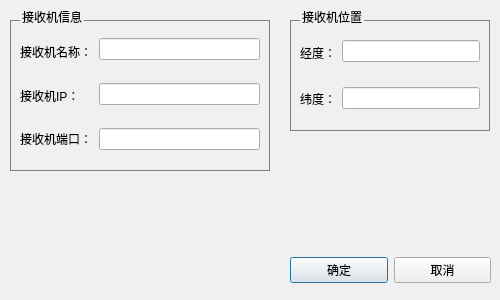
yanghang8612/SMAMMainUI, file dialog/modify_receiver_dialog.ui: the form before one commit.
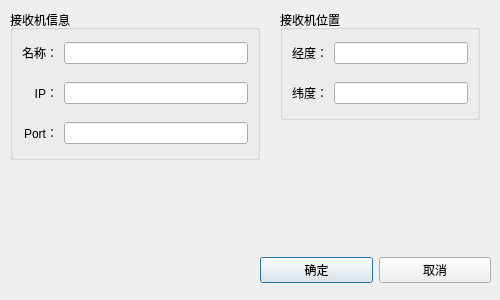
The form after the commit.

Commit message: When user edit the config xml file, system will check their inputs. Add some other elements to the main monitor widget.

Diff of the .ui file:
```diff
--- a/dialog/modify_receiver_dialog.ui
+++ b/dialog/modify_receiver_dialog.ui
@@ -13,84 +13,50 @@
     <height>300</height>
    </rect>
   </property>
-  <property name="windowTitle">
-   <string>Dialog</string>
-  </property>
-  <property name="styleSheet">
-   <string notr="true">QDialog {
-  background-color: rgb(240,240,240);
-}
-* {
-  font: 12px;
-}</string>
-  </property>
   <widget class="QGroupBox" name="groupBox">
    <property name="geometry">
     <rect>
-     <x>290</x>
+     <x>280</x>
      <y>10</y>
      <width>200</width>
-     <height>121</height>
+     <height>110</height>
     </rect>
    </property>
-   <property name="styleSheet">
-    <string notr="true">QGroupBox {
-  border: 1px solid gray;
-  margin-top: 10px;
-}
-QGroupBox::title {
-  top: -10px;
-  left: 10px;
-}</string>
-   </property>
    <property name="title">
     <string>接收机位置</string>
    </property>
-   <layout class="QHBoxLayout" name="horizontalLayout_2">
-    <item>
-     <layout class="QVBoxLayout" name="verticalLayout_4">
-      <property name="spacing">
+   <layout class="QGridLayout" name="gridLayout">
+    <property name="topMargin">
        <number>0</number>
       </property>
-      <item>
+    <property name="bottomMargin">
+     <number>0</number>
+    </property>
+    <item row="0" column="0">
        <widget class="QLabel" name="label_4">
         <property name="text">
          <string>经度：</string>
         </property>
-       </widget>
-      </item>
-      <item>
+      <property name="alignment">
+       <set>Qt::AlignRight|Qt::AlignTrailing|Qt::AlignVCenter</set>
+      </property>
+     </widget>
+    </item>
+    <item row="0" column="1">
+     <widget class="QLineEdit" name="receiverLongitudeEdit"/>
+    </item>
+    <item row="1" column="0">
        <widget class="QLabel" name="label_5">
         <property name="text">
          <string>纬度：</string>
         </property>
-       </widget>
-      </item>
-     </layout>
-    </item>
-    <item>
-     <layout class="QVBoxLayout" name="verticalLayout_6">
-      <property name="spacing">
-       <number>15</number>
+      <property name="alignment">
+       <set>Qt::AlignRight|Qt::AlignTrailing|Qt::AlignVCenter</set>
       </property>
-      <property name="topMargin">
-       <number>0</number>
-      </property>
-      <item>
-       <widget class="QLineEdit" name="receiverLongitudeEdit">
-        <property name="cursor">
-         <cursorShape>ArrowCursor</cursorShape>
-        </property>
-       </widget>
-      </item>
-      <item>
-       <widget class="QLineEdit" name="receiverLatitudeEdit">
-        <property name="cursor">
-         <cursorShape>ArrowCursor</cursorShape>
-        </property>
-       </widget>
-      </item>
-     </layout>
+     </widget>
+    </item>
+    <item row="1" column="1">
+     <widget class="QLineEdit" name="receiverLatitudeEdit"/>
     </item>
    </layout>
   </widget>
@@ -99,91 +65,67 @@
     <rect>
      <x>10</x>
      <y>10</y>
-     <width>260</width>
-     <height>161</height>
+     <width>250</width>
+     <height>150</height>
     </rect>
    </property>
-   <property name="styleSheet">
-    <string notr="true">QGroupBox {
-  border: 1px solid gray;
-  margin-top: 10px;
-}
-QGroupBox::title {
-  top: -10px;
-  left: 10px;
-}</string>
-   </property>
    <property name="title">
     <string>接收机信息</string>
    </property>
-   <layout class="QHBoxLayout" name="horizontalLayout_3">
-    <item>
-     <layout class="QVBoxLayout" name="verticalLayout">
-      <property name="spacing">
+   <layout class="QGridLayout" name="gridLayout_2">
+    <property name="topMargin">
        <number>0</number>
       </property>
-      <item>
+    <property name="bottomMargin">
+     <number>0</number>
+    </property>
+    <item row="0" column="0">
        <widget class="QLabel" name="label">
         <property name="text">
-         <string>接收机名称：</string>
+       <string>名称：</string>
+      </property>
+      <property name="alignment">
+       <set>Qt::AlignRight|Qt::AlignTrailing|Qt::AlignVCenter</set>
         </property>
        </widget>
       </item>
-      <item>
+    <item row="0" column="1">
+     <widget class="QLineEdit" name="receiverNameEdit"/>
+    </item>
+    <item row="1" column="0">
        <widget class="QLabel" name="label_2">
         <property name="text">
-         <string>接收机IP：    </string>
+       <string>IP：</string>
+      </property>
+      <property name="alignment">
+       <set>Qt::AlignRight|Qt::AlignTrailing|Qt::AlignVCenter</set>
         </property>
        </widget>
       </item>
-      <item>
+    <item row="1" column="1">
+     <widget class="QLineEdit" name="receiverIPEdit"/>
+    </item>
+    <item row="2" column="0">
        <widget class="QLabel" name="label_3">
         <property name="text">
-         <string>接收机端口：</string>
-        </property>
-       </widget>
-      </item>
-     </layout>
-    </item>
-    <item>
-     <layout class="QVBoxLayout" name="verticalLayout_2">
-      <property name="spacing">
-       <number>15</number>
+       <string>Port：</string>
+      </property>
+      <property name="alignment">
+       <set>Qt::AlignRight|Qt::AlignTrailing|Qt::AlignVCenter</set>
       </property>
-      <property name="topMargin">
-       <number>0</number>
-      </property>
-      <item>
-       <widget class="QLineEdit" name="receiverNameEdit">
-        <property name="cursor">
-         <cursorShape>ArrowCursor</cursorShape>
-        </property>
-       </widget>
-      </item>
-      <item>
-       <widget class="QLineEdit" name="receiverIPEdit">
-        <property name="cursor">
-         <cursorShape>ArrowCursor</cursorShape>
-        </property>
-       </widget>
-      </item>
-      <item>
-       <widget class="QLineEdit" name="receiverPortEdit">
-        <property name="cursor">
-         <cursorShape>ArrowCursor</cursorShape>
-        </property>
-       </widget>
-      </item>
-     </layout>
+     </widget>
+    </item>
+    <item row="2" column="1">
+     <widget class="QLineEdit" name="receiverPortEdit"/>
     </item>
    </layout>
   </widget>
   <widget class="QWidget" name="horizontalLayoutWidget">
    <property name="geometry">
     <rect>
-     <x>290</x>
+     <x>260</x>
      <y>250</y>
-     <width>201</width>
+     <width>231</width>
      <height>41</height>
     </rect>
    </property>
```
Lines whose indentation alone changed are shown as unchanged. The commit also changes 54 other files.
